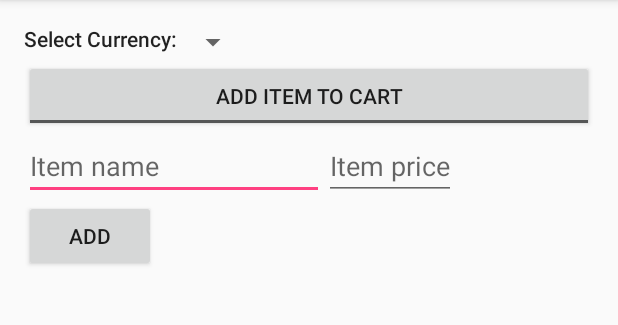
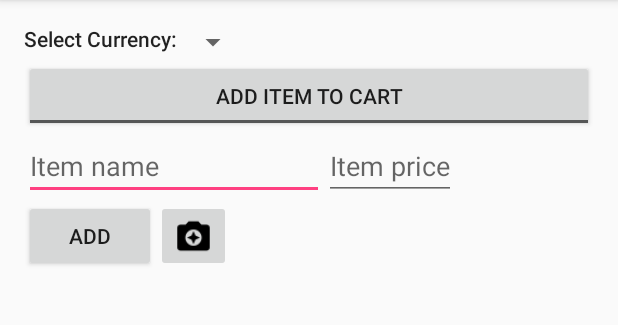
Before and after one commit to chenshuiluke/budget-master, an Android app: the screen it shows after launch (MainActivity), after a tap on "ADD", on a phone screen of 412 x 824 dp, the part 84-409 px from its top. Run offline under Robolectric (Android 15) with nearby library versions, the phone set to English and light mode, and no system bars; libraries missing offline, so code that uses them is left out: com.activeandroid, com.activeandroid.query, com.github.aakira.expandablelayout, com.gun0912.tedpermission, com.ritaja.xchangerate and 1 more; plain views replace ExpandableRelativeLayout; 6 statements that could not run were skipped.

Commit message:
Added image button to select an image for an item, but the app crashes when I press the add button

```diff
--- a/app/src/main/AndroidManifest.xml
+++ b/app/src/main/AndroidManifest.xml
@@ -19,4 +19,7 @@
 
     </application>
     <uses-permission android:name="android.permission.INTERNET"></uses-permission>
+    <uses-permission android:name="android.permission.READ_EXTERNAL_STORAGE"></uses-permission>
+    <uses-permission android:name="android.permission.CAMERA" />
+    <uses-feature android:name="android.hardware.CAMERA" />
 </manifest>
--- a/app/src/main/java/com/lukechenshui/budgetmaster/MainActivity.java
+++ b/app/src/main/java/com/lukechenshui/budgetmaster/MainActivity.java
@@ -1,7 +1,10 @@
 package com.lukechenshui.budgetmaster;
 
+import android.Manifest;
 import android.content.SharedPreferences;
+import android.net.Uri;
 import android.os.Bundle;
+import android.support.v4.app.ActivityCompat;
 import android.support.v7.app.AppCompatActivity;
 import android.support.v7.widget.LinearLayoutManager;
 import android.support.v7.widget.RecyclerView;
@@ -11,19 +14,25 @@ import android.widget.AdapterView;
 import android.widget.ArrayAdapter;
 import android.widget.CompoundButton;
 import android.widget.EditText;
+import android.widget.ImageButton;
 import android.widget.Spinner;
 import android.widget.TextView;
 import android.widget.Toast;
 import android.widget.ToggleButton;
 
 import com.github.aakira.expandablelayout.ExpandableRelativeLayout;
+import com.gun0912.tedpermission.PermissionListener;
+import com.gun0912.tedpermission.TedPermission;
 import com.lukechenshui.budgetmaster.adapters.ItemRecyclerViewAdapter;
 import com.lukechenshui.budgetmaster.shopping.Item;
 import com.lukechenshui.budgetmaster.utilities.CurrencyUtility;
+import com.lukechenshui.budgetmaster.utilities.ImageUtility;
 import com.ritaja.xchangerate.util.Currency;
 
 import java.math.BigDecimal;
 import java.util.ArrayList;
+
+import gun0912.tedbottompicker.TedBottomPicker;
 
 public class MainActivity extends AppCompatActivity {
 
@@ -35,6 +44,8 @@ public class MainActivity extends AppCompatActivity {
     private String currencyName;
     private RecyclerView itemRecyclerView;
     private LinearLayoutManager layoutManager;
+    private ImageButton newItemImageButton;
+    private Uri pictureUri;
     @Override
     protected void onCreate(Bundle savedInstanceState) {
         super.onCreate(savedInstanceState);
@@ -45,6 +56,7 @@ public class MainActivity extends AppCompatActivity {
         toggleButton = (ToggleButton) findViewById(R.id.toggleAddItem);
         newItemName = (EditText) findViewById(R.id.itemName);
         newItemPrice = (EditText) findViewById(R.id.itemPrice);
+        newItemImageButton = (ImageButton) findViewById(R.id.itemImageButton);
         itemRecyclerView = (RecyclerView) findViewById(R.id.itemRecyclerView);
         layoutManager = new LinearLayoutManager(this);
         itemRecyclerView.setLayoutManager(layoutManager);
@@ -71,6 +83,7 @@ public class MainActivity extends AppCompatActivity {
     public void saveItem(View view) {
         String name = newItemName.getText().toString();
         String strPrice = newItemPrice.getText().toString();
+        byte[] picture = ImageUtility.getBytes(this, pictureUri);
         if (name.length() == 0) {
             makeToast("Please enter the item's name");
         } else if (strPrice.length() == 0) {
@@ -78,7 +91,7 @@ public class MainActivity extends AppCompatActivity {
         } else {
             BigDecimal price = new BigDecimal(strPrice);
             Currency currency = CurrencyUtility.getCurrencyMap().get(currencyName);
-            Item item = new Item(currency, price, name);
+            Item item = new Item(currency, price, name, picture);
             item.save();
             clearNewItemInformation();
             expandableLayout.collapse();
@@ -93,6 +106,7 @@ public class MainActivity extends AppCompatActivity {
         newItemPrice.setText("");
         expandableLayout.collapse();
         toggleButton.setChecked(false);
+        pictureUri = null;
     }
 
     private void setToggleButtonOnToggle() {
@@ -186,4 +200,39 @@ public class MainActivity extends AppCompatActivity {
         currencySpinner.setAdapter(adapter);
         currencySpinner.setSelection(pos);
     }
+
+    public void selectImages(View view){
+
+        PermissionListener permissionlistener = new PermissionListener() {
+            @Override
+            public void onPermissionGranted() {
+                Toast.makeText(getApplicationContext(), "Permission Granted", Toast.LENGTH_SHORT).show();
+                TedBottomPicker tedBottomPicker = new TedBottomPicker.Builder(getApplicationContext())
+                        .setOnImageSelectedListener(new TedBottomPicker.OnImageSelectedListener() {
+                            @Override
+                            public void onImageSelected(Uri uri) {
+                                newItemImageButton.setImageURI(uri);
+                                pictureUri = uri;
+                            }
+                        })
+                        .create();
+
+                tedBottomPicker.show(getSupportFragmentManager());
+            }
+
+            @Override
+            public void onPermissionDenied(ArrayList<String> deniedPermissions) {
+                Toast.makeText(MainActivity.this, "Permission Denied\n" + deniedPermissions.toString(), Toast.LENGTH_SHORT).show();
+            }
+
+
+        };
+
+        new TedPermission(this)
+                .setPermissionListener(permissionlistener)
+                .setDeniedMessage("If you reject these permissions, you can't set item photos.")
+                .setPermissions(Manifest.permission.READ_EXTERNAL_STORAGE, Manifest.permission.CAMERA)
+                .check();
+
+    }
 }
--- /dev/null
+++ b/app/src/main/java/com/lukechenshui/budgetmaster/utilities/ImageUtility.java
@@ -0,0 +1,36 @@
+package com.lukechenshui.budgetmaster.utilities;
+
+import android.content.ContentResolver;
+import android.content.Context;
+
+import java.io.ByteArrayOutputStream;
+import java.io.IOException;
+import java.io.InputStream;
+import android.net.Uri;
+import android.util.Log;
+
+/**
+ * Created by luke on 10/17/16.
+ */
+
+public class ImageUtility {
+    public static byte[] getBytes(Context context, Uri uri) {
+        try{
+            InputStream inputStream = context.getContentResolver().openInputStream(uri);
+            ByteArrayOutputStream byteBuffer = new ByteArrayOutputStream();
+            int bufferSize = 1024;
+            byte[] buffer = new byte[bufferSize];
+
+            int len = 0;
+            while ((len = inputStream.read(buffer)) != -1) {
+                byteBuffer.write(buffer, 0, len);
+            }
+            return byteBuffer.toByteArray();
+        }
+        catch (Exception exc){
+            Log.d("Image", "", exc);
+            return null;
+        }
+
+    }
+}
--- a/app/src/main/res/layout/activity_main.xml
+++ b/app/src/main/res/layout/activity_main.xml
@@ -1,5 +1,6 @@
 <?xml version="1.0" encoding="utf-8"?>
 <ScrollView xmlns:android="http://schemas.android.com/apk/res/android"
+    xmlns:app="http://schemas.android.com/apk/res-auto"
     xmlns:tools="http://schemas.android.com/tools"
     android:layout_width="match_parent"
     android:layout_height="match_parent"
@@ -75,6 +76,16 @@
                 android:layout_below="@id/itemName"
                 android:onClick="saveItem"
                 android:text="@string/add" />
+            <ImageButton
+                android:layout_width="50dp"
+                android:layout_height="50dp"
+                android:layout_toRightOf="@id/button"
+                android:layout_alignTop="@id/button"
+                android:layout_alignBottom="@id/button"
+                app:srcCompat="@drawable/ic_camera_enhance_black_24dp"
+                android:scaleType="fitCenter"
+                android:onClick="selectImages"
+                android:id="@+id/itemImageButton"/>
 
         </com.github.aakira.expandablelayout.ExpandableRelativeLayout>
 
```
Also changed, not shown: app/build.gradle (+7 -2 lines), app/src/main/java/com/lukechenshui/budgetmaster/adapters/ItemRecyclerViewAdapter.java (+10 -1 lines), app/src/main/java/com/lukechenshui/budgetmaster/shopping/Item.java (+12 -1 lines), app/src/main/res/layout/item_recycler_view_row.xml (+6 -2 lines), app/src/main/res/drawable-hdpi/ic_camera_enhance_black_24dp.png (added), app/src/main/res/drawable-mdpi/ic_camera_enhance_black_24dp.png (added), app/src/main/res/drawable-xhdpi/ic_camera_enhance_black_24dp.png (added), app/src/main/res/drawable-xxhdpi/ic_camera_enhance_black_24dp.png (added), app/src/main/res/drawable-xxxhdpi/ic_camera_enhance_black_24dp.png (added), app/src/main/res/drawable/ic_action_new.png (deleted), 1 other file.
